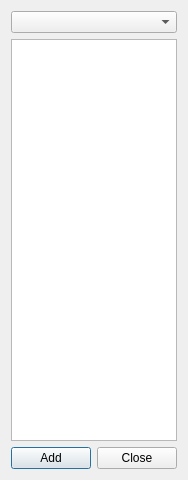
Old version of the form tracking/atlasdialog.ui in the repository frankyeh/DSI-Studio.
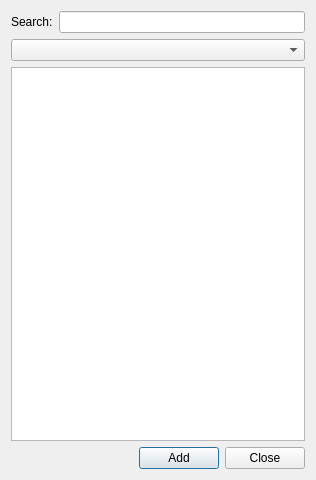
New version of the form. Custom widgets are drawn as their Qt base class.

The edit to the form file:
```diff
--- a/tracking/atlasdialog.ui
+++ b/tracking/atlasdialog.ui
@@ -6,7 +6,7 @@
    <rect>
     <x>0</x>
     <y>0</y>
-    <width>182</width>
+    <width>316</width>
     <height>480</height>
    </rect>
   </property>
@@ -17,6 +17,27 @@
    <string/>
   </property>
   <layout class="QVBoxLayout" name="verticalLayout">
+   <item>
+    <layout class="QHBoxLayout" name="horizontalLayout_2">
+     <property name="topMargin">
+      <number>0</number>
+     </property>
+     <item>
+      <widget class="QLabel" name="label">
+       <property name="text">
+        <string>Search:</string>
+       </property>
+      </widget>
+     </item>
+     <item>
+      <widget class="QCompleteLineEdit" name="search_atlas">
+       <property name="enabled">
+        <bool>true</bool>
+       </property>
+      </widget>
+     </item>
+    </layout>
+   </item>
    <item>
     <widget class="QComboBox" name="atlasListBox"/>
    </item>
@@ -63,6 +84,13 @@
    </item>
   </layout>
  </widget>
+ <customwidgets>
+  <customwidget>
+   <class>QCompleteLineEdit</class>
+   <extends>QLineEdit</extends>
+   <header>qcompletelineedit.h</header>
+  </customwidget>
+ </customwidgets>
  <resources/>
  <connections/>
 </ui>
```
